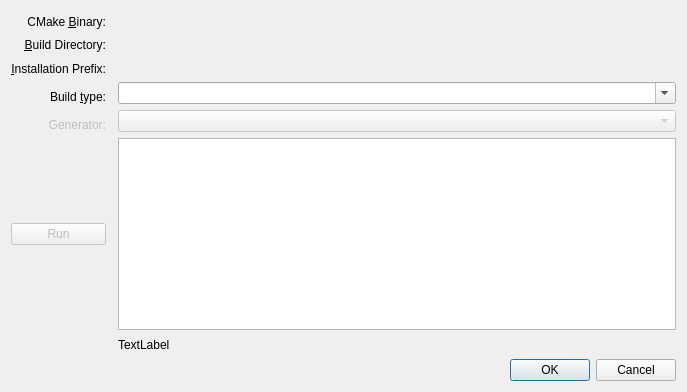
Old version of the form plugins/managers/cmake/settings/cmakebuilddircreator.ui in the repository KDE/kdevelop.
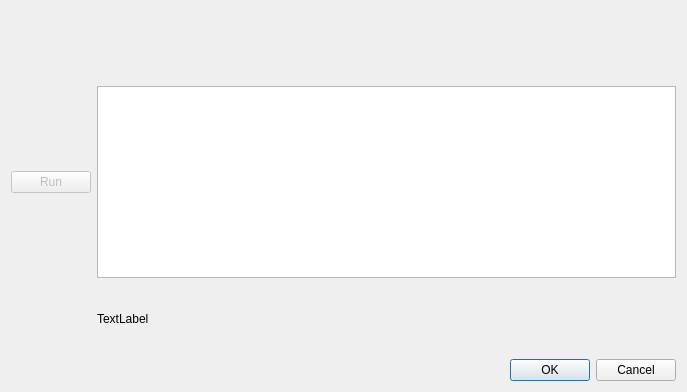
New version of the form. Custom widgets are drawn as their Qt base class.

Commit message: Split off some of the gui elements from the builddir creator so its possible to use only these in a simple dialog which will after wards run cmake via the builder.

Diff of the .ui file:
```diff
--- a/plugins/managers/cmake/settings/cmakebuilddircreator.ui
+++ b/plugins/managers/cmake/settings/cmakebuilddircreator.ui
@@ -12,122 +12,11 @@
   <property name="windowTitle" >
    <string>Build Directory Creator</string>
   </property>
-  <layout class="QGridLayout" >
-   <item row="0" column="0" >
-    <widget class="QLabel" name="label_5" >
-     <property name="text" >
-      <string>CMake &amp;Binary:</string>
-     </property>
-     <property name="alignment" >
-      <set>Qt::AlignAbsolute|Qt::AlignBottom|Qt::AlignCenter|Qt::AlignHCenter|Qt::AlignHorizontal_Mask|Qt::AlignJustify|Qt::AlignLeading|Qt::AlignLeft|Qt::AlignRight|Qt::AlignTop|Qt::AlignTrailing|Qt::AlignVCenter|Qt::AlignVertical_Mask</set>
-     </property>
-     <property name="buddy" >
-      <cstring>cmakeBin</cstring>
-     </property>
-    </widget>
-   </item>
-   <item row="0" column="2" >
-    <widget class="KUrlRequester" name="cmakeBin" />
+  <layout class="QGridLayout" name="gridLayout" >
+   <item row="0" column="0" colspan="2" >
+    <widget class="CMakeBuildDirChooser" native="1" name="builddirChooser" />
    </item>
    <item row="1" column="0" >
-    <widget class="QLabel" name="label_3" >
-     <property name="text" >
-      <string>&amp;Build Directory:</string>
-     </property>
-     <property name="alignment" >
-      <set>Qt::AlignAbsolute|Qt::AlignBottom|Qt::AlignCenter|Qt::AlignHCenter|Qt::AlignHorizontal_Mask|Qt::AlignJustify|Qt::AlignLeading|Qt::AlignLeft|Qt::AlignRight|Qt::AlignTop|Qt::AlignTrailing|Qt::AlignVCenter|Qt::AlignVertical_Mask</set>
-     </property>
-     <property name="buddy" >
-      <cstring>buildFolder</cstring>
-     </property>
-    </widget>
-   </item>
-   <item row="1" column="2" >
-    <widget class="KUrlRequester" name="buildFolder" />
-   </item>
-   <item row="2" column="0" >
-    <widget class="QLabel" name="label" >
-     <property name="text" >
-      <string>&amp;Installation Prefix:</string>
-     </property>
-     <property name="alignment" >
-      <set>Qt::AlignAbsolute|Qt::AlignBottom|Qt::AlignCenter|Qt::AlignHCenter|Qt::AlignHorizontal_Mask|Qt::AlignJustify|Qt::AlignLeading|Qt::AlignLeft|Qt::AlignRight|Qt::AlignTop|Qt::AlignTrailing|Qt::AlignVCenter|Qt::AlignVertical_Mask</set>
-     </property>
-     <property name="buddy" >
-      <cstring>installPrefix</cstring>
-     </property>
-    </widget>
-   </item>
-   <item row="2" column="2" >
-    <widget class="KUrlRequester" name="installPrefix" />
-   </item>
-   <item row="3" column="0" >
-    <widget class="QLabel" name="label_2" >
-     <property name="text" >
-      <string>Build &amp;type:</string>
-     </property>
-     <property name="alignment" >
-      <set>Qt::AlignAbsolute|Qt::AlignBottom|Qt::AlignCenter|Qt::AlignHCenter|Qt::AlignHorizontal_Mask|Qt::AlignJustify|Qt::AlignLeading|Qt::AlignLeft|Qt::AlignRight|Qt::AlignTop|Qt::AlignTrailing|Qt::AlignVCenter|Qt::AlignVertical_Mask</set>
-     </property>
-     <property name="buddy" >
-      <cstring>buildType</cstring>
-     </property>
-    </widget>
-   </item>
-   <item row="3" column="2" >
-    <widget class="QComboBox" name="buildType" >
-     <property name="editable" >
-      <bool>true</bool>
-     </property>
-     <property name="currentIndex" >
-      <number>-1</number>
-     </property>
-     <item>
-      <property name="text" >
-       <string>debug</string>
-      </property>
-     </item>
-     <item>
-      <property name="text" >
-       <string>release</string>
-      </property>
-     </item>
-     <item>
-      <property name="text" >
-       <string>RelWithDebInfo</string>
-      </property>
-     </item>
-     <item>
-      <property name="text" >
-       <string>MinSizeRel</string>
-      </property>
-     </item>
-    </widget>
-   </item>
-   <item row="4" column="0" >
-    <widget class="QLabel" name="label_4" >
-     <property name="enabled" >
-      <bool>false</bool>
-     </property>
-     <property name="text" >
-      <string>Generator:</string>
-     </property>
-     <property name="alignment" >
-      <set>Qt::AlignAbsolute|Qt::AlignBottom|Qt::AlignCenter|Qt::AlignHCenter|Qt::AlignHorizontal_Mask|Qt::AlignJustify|Qt::AlignLeading|Qt::AlignLeft|Qt::AlignRight|Qt::AlignTop|Qt::AlignTrailing|Qt::AlignVCenter|Qt::AlignVertical_Mask</set>
-     </property>
-     <property name="buddy" >
-      <cstring>generator</cstring>
-     </property>
-    </widget>
-   </item>
-   <item row="4" column="2" >
-    <widget class="QComboBox" name="generator" >
-     <property name="enabled" >
-      <bool>false</bool>
-     </property>
-    </widget>
-   </item>
-   <item row="5" column="0" >
     <widget class="QPushButton" name="run" >
      <property name="enabled" >
       <bool>false</bool>
@@ -137,30 +26,7 @@
      </property>
     </widget>
    </item>
-   <item row="7" column="0" colspan="3" >
-    <widget class="QDialogButtonBox" name="buttonBox" >
-     <property name="orientation" >
-      <enum>Qt::Horizontal</enum>
-     </property>
-     <property name="standardButtons" >
-      <set>QDialogButtonBox::Cancel|QDialogButtonBox::Ok</set>
-     </property>
-     <property name="centerButtons" >
-      <bool>false</bool>
-     </property>
-    </widget>
-   </item>
-   <item row="6" column="2" >
-    <widget class="QLabel" name="status" >
-     <property name="text" >
-      <string>TextLabel</string>
-     </property>
-     <property name="wordWrap" >
-      <bool>true</bool>
-     </property>
-    </widget>
-   </item>
-   <item row="5" column="2" >
+   <item row="1" column="1" >
     <widget class="QPlainTextEdit" name="cmakeOutput" >
      <property name="sizePolicy" >
       <sizepolicy vsizetype="Maximum" hsizetype="Expanding" >
@@ -173,13 +39,36 @@
      </property>
     </widget>
    </item>
+   <item row="2" column="1" >
+    <widget class="QLabel" name="status" >
+     <property name="text" >
+      <string>TextLabel</string>
+     </property>
+     <property name="wordWrap" >
+      <bool>true</bool>
+     </property>
+    </widget>
+   </item>
+   <item row="3" column="0" colspan="2" >
+    <widget class="QDialogButtonBox" name="buttonBox" >
+     <property name="orientation" >
+      <enum>Qt::Horizontal</enum>
+     </property>
+     <property name="standardButtons" >
+      <set>QDialogButtonBox::Cancel|QDialogButtonBox::Ok</set>
+     </property>
+     <property name="centerButtons" >
+      <bool>false</bool>
+     </property>
+    </widget>
+   </item>
   </layout>
  </widget>
  <customwidgets>
   <customwidget>
-   <class>KUrlRequester</class>
-   <extends></extends>
-   <header>kurlrequester.h</header>
+   <class>CMakeBuildDirChooser</class>
+   <extends>QWidget</extends>
+   <header>cmakebuilddirchooser.h</header>
    <container>1</container>
   </customwidget>
  </customwidgets>
```
The commit also changes 5 other files.
